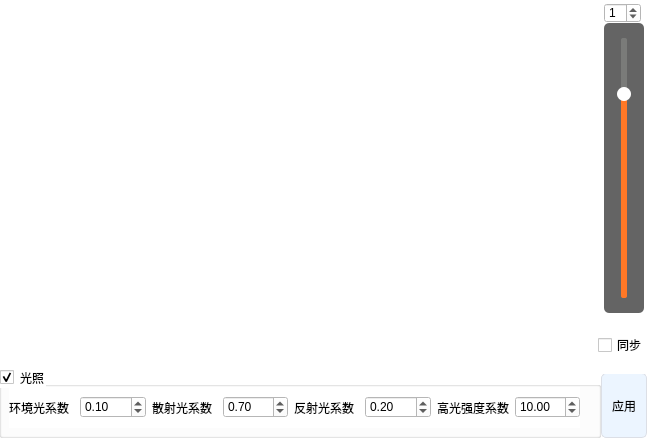
This is Tools/INimage3D/vtkcolorgradient.ui in zyq1569/HealthApp as Qt 5 draws it before an edit. The edited form follows.
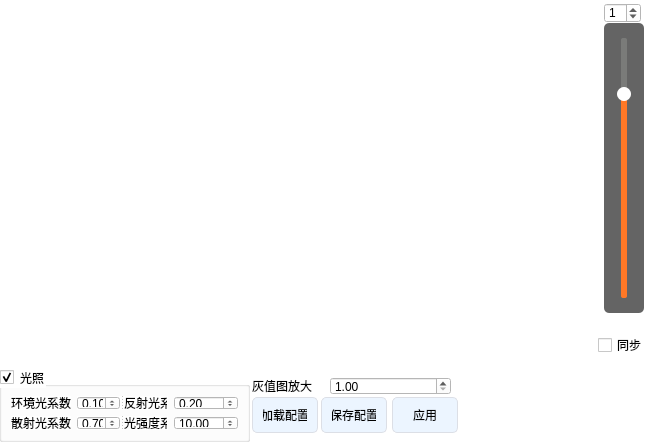
This is the edited form.

Commit message: fine-tune

```diff
--- a/Tools/INimage3D/vtkcolorgradient.ui
+++ b/Tools/INimage3D/vtkcolorgradient.ui
@@ -9,15 +9,15 @@
    <rect>
     <x>0</x>
     <y>0</y>
-    <width>652</width>
-    <height>446</height>
+    <width>645</width>
+    <height>447</height>
    </rect>
   </property>
   <property name="windowTitle">
    <string>3D-color</string>
   </property>
   <property name="styleSheet">
-   <string notr="true">background-color:rgb(255,255,255)</string>
+   <string notr="true">background-color: rgba(255, 255, 255, 1);</string>
   </property>
   <widget class="QWidget" name="m_gwidget" native="true">
    <property name="geometry">
@@ -141,8 +141,8 @@
     <rect>
      <x>-1</x>
      <y>367</y>
-     <width>602</width>
-     <height>71</height>
+     <width>251</width>
+     <height>75</height>
     </rect>
    </property>
    <property name="styleSheet">
@@ -157,24 +157,19 @@
    <property name="checked">
     <bool>true</bool>
    </property>
-   <widget class="QWidget" name="layoutWidget">
-    <property name="geometry">
-     <rect>
-      <x>10</x>
-      <y>20</y>
-      <width>571</width>
-      <height>41</height>
-     </rect>
-    </property>
-    <layout class="QHBoxLayout" name="horizontalLayout">
-     <item>
-      <widget class="QLabel" name="m_ambientLabel">
-       <property name="text">
-        <string>环境光系数</string>
-       </property>
-      </widget>
-     </item>
-     <item>
+   <layout class="QGridLayout" name="gridLayout">
+    <item row="0" column="0">
+     <widget class="QLabel" name="m_ambientLabel">
+      <property name="text">
+       <string>环境光系数</string>
+      </property>
+     </widget>
+    </item>
+    <item row="0" column="1">
+     <widget class="QSplitter" name="splitter">
+      <property name="orientation">
+       <enum>Qt::Horizontal</enum>
+      </property>
       <widget class="QDoubleSpinBox" name="m_ambientSpinBox">
        <property name="maximum">
         <double>1.000000000000000</double>
@@ -186,36 +181,39 @@
         <double>0.100000000000000</double>
        </property>
       </widget>
-     </item>
-     <item>
-      <widget class="QLabel" name="m_diffuseLabel">
-       <property name="text">
-        <string>散射光系数</string>
-       </property>
-      </widget>
-     </item>
-     <item>
-      <widget class="QDoubleSpinBox" name="m_diffuseSpinBox">
-       <property name="maximum">
-        <double>1.000000000000000</double>
-       </property>
-       <property name="singleStep">
-        <double>0.010000000000000</double>
-       </property>
-       <property name="value">
-        <double>0.700000000000000</double>
-       </property>
-      </widget>
-     </item>
-     <item>
       <widget class="QLabel" name="m_specularLabel">
        <property name="text">
         <string>反射光系数</string>
        </property>
       </widget>
-     </item>
-     <item>
-      <widget class="QDoubleSpinBox" name="m_specularSpinBox">
+     </widget>
+    </item>
+    <item row="0" column="2">
+     <widget class="QDoubleSpinBox" name="m_specularSpinBox">
+      <property name="maximum">
+       <double>1.000000000000000</double>
+      </property>
+      <property name="singleStep">
+       <double>0.010000000000000</double>
+      </property>
+      <property name="value">
+       <double>0.200000000000000</double>
+      </property>
+     </widget>
+    </item>
+    <item row="1" column="0">
+     <widget class="QLabel" name="m_diffuseLabel">
+      <property name="text">
+       <string>散射光系数</string>
+      </property>
+     </widget>
+    </item>
+    <item row="1" column="1">
+     <widget class="QSplitter" name="splitter_2">
+      <property name="orientation">
+       <enum>Qt::Horizontal</enum>
+      </property>
+      <widget class="QDoubleSpinBox" name="m_diffuseSpinBox">
        <property name="maximum">
         <double>1.000000000000000</double>
        </property>
@@ -223,75 +221,27 @@
         <double>0.010000000000000</double>
        </property>
        <property name="value">
-        <double>0.200000000000000</double>
+        <double>0.700000000000000</double>
        </property>
       </widget>
-     </item>
-     <item>
       <widget class="QLabel" name="m_specularPowerLabel">
        <property name="text">
-        <string>高光强度系数</string>
+        <string>光强度系数</string>
        </property>
       </widget>
-     </item>
-     <item>
-      <widget class="QDoubleSpinBox" name="m_specularPowerSpinBox">
-       <property name="maximum">
-        <double>128.000000000000000</double>
-       </property>
-       <property name="value">
-        <double>10.000000000000000</double>
-       </property>
-      </widget>
-     </item>
-    </layout>
-   </widget>
-  </widget>
-  <widget class="QPushButton" name="m_pbUdate3D">
-   <property name="geometry">
-    <rect>
-     <x>601</x>
-     <y>373</y>
-     <width>46</width>
-     <height>65</height>
-    </rect>
-   </property>
-   <property name="font">
-    <font>
-     <pointsize>9</pointsize>
-    </font>
-   </property>
-   <property name="styleSheet">
-    <string notr="true">QPushButton {
-background-color:  #ecf5ff;
-border: 1px solid #dcdfe6;
-padding: 10px;
-border-radius: 5px;
-}
-
-QPushButton:hover {
-background-color: #ecf5ff;
-color: #409eff;
-}
-
-QPushButton:pressed, QPushButton:checked {
-border: 1px solid #3a8ee6;
-color: #409eff;
-}
-
-#button3 {
-border-radius: 20px;
-}</string>
-   </property>
-   <property name="text">
-    <string notr="true">应用</string>
-   </property>
-   <property name="autoDefault">
-    <bool>false</bool>
-   </property>
-   <property name="default">
-    <bool>false</bool>
-   </property>
+     </widget>
+    </item>
+    <item row="1" column="2">
+     <widget class="QDoubleSpinBox" name="m_specularPowerSpinBox">
+      <property name="maximum">
+       <double>128.000000000000000</double>
+      </property>
+      <property name="value">
+       <double>10.000000000000000</double>
+      </property>
+     </widget>
+    </item>
+   </layout>
   </widget>
   <widget class="QCheckBox" name="m_synUpdate3D">
    <property name="geometry">
@@ -314,6 +264,170 @@
     <string>同步</string>
    </property>
   </widget>
+  <widget class="QWidget" name="widget" native="true">
+   <property name="geometry">
+    <rect>
+     <x>250</x>
+     <y>367</y>
+     <width>401</width>
+     <height>75</height>
+    </rect>
+   </property>
+   <property name="styleSheet">
+    <string notr="true">background-color: rgba(255, 255, 255, 1);</string>
+   </property>
+   <widget class="QLabel" name="m_ambientLabel_2">
+    <property name="geometry">
+     <rect>
+      <x>2</x>
+      <y>10</y>
+      <width>71</width>
+      <height>18</height>
+     </rect>
+    </property>
+    <property name="text">
+     <string>灰值图放大</string>
+    </property>
+   </widget>
+   <widget class="QDoubleSpinBox" name="m_grayZoom">
+    <property name="geometry">
+     <rect>
+      <x>80</x>
+      <y>10</y>
+      <width>121</width>
+      <height>18</height>
+     </rect>
+    </property>
+    <property name="minimum">
+     <double>1.000000000000000</double>
+    </property>
+    <property name="maximum">
+     <double>500.000000000000000</double>
+    </property>
+    <property name="singleStep">
+     <double>20.000000000000000</double>
+    </property>
+    <property name="stepType">
+     <enum>QAbstractSpinBox::DefaultStepType</enum>
+    </property>
+   </widget>
+   <widget class="QPushButton" name="pushButton">
+    <property name="geometry">
+     <rect>
+      <x>2</x>
+      <y>30</y>
+      <width>66</width>
+      <height>36</height>
+     </rect>
+    </property>
+    <property name="styleSheet">
+     <string notr="true">QPushButton {
+background-color:  #ecf5ff;
+border: 1px solid #dcdfe6;
+padding: 10px;
+border-radius: 5px;
+}
+
+QPushButton:hover {
+background-color: #ecf5ff;
+color: #409eff;
+}
+
+QPushButton:pressed, QPushButton:checked {
+border: 1px solid #3a8ee6;
+color: #409eff;
+}
+
+#button3 {
+border-radius: 20px;
+}</string>
+    </property>
+    <property name="text">
+     <string>加载配置</string>
+    </property>
+   </widget>
+   <widget class="QPushButton" name="pushButton_2">
+    <property name="geometry">
+     <rect>
+      <x>71</x>
+      <y>30</y>
+      <width>66</width>
+      <height>36</height>
+     </rect>
+    </property>
+    <property name="styleSheet">
+     <string notr="true">QPushButton {
+background-color:  #ecf5ff;
+border: 1px solid #dcdfe6;
+padding: 10px;
+border-radius: 5px;
+}
+
+QPushButton:hover {
+background-color: #ecf5ff;
+color: #409eff;
+}
+
+QPushButton:pressed, QPushButton:checked {
+border: 1px solid #3a8ee6;
+color: #409eff;
+}
+
+#button3 {
+border-radius: 20px;
+}</string>
+    </property>
+    <property name="text">
+     <string>保存配置</string>
+    </property>
+   </widget>
+   <widget class="QPushButton" name="m_pbUdate3D">
+    <property name="geometry">
+     <rect>
+      <x>142</x>
+      <y>30</y>
+      <width>66</width>
+      <height>36</height>
+     </rect>
+    </property>
+    <property name="font">
+     <font>
+      <pointsize>9</pointsize>
+     </font>
+    </property>
+    <property name="styleSheet">
+     <string notr="true">QPushButton {
+background-color:  #ecf5ff;
+border: 1px solid #dcdfe6;
+padding: 10px;
+border-radius: 5px;
+}
+
+QPushButton:hover {
+background-color: #ecf5ff;
+color: #409eff;
+}
+
+QPushButton:pressed, QPushButton:checked {
+border: 1px solid #3a8ee6;
+color: #409eff;
+}
+
+#button3 {
+border-radius: 20px;
+}</string>
+    </property>
+    <property name="text">
+     <string notr="true">应用</string>
+    </property>
+    <property name="autoDefault">
+     <bool>false</bool>
+    </property>
+    <property name="default">
+     <bool>false</bool>
+    </property>
+   </widget>
+  </widget>
  </widget>
  <resources/>
  <connections/>
```
